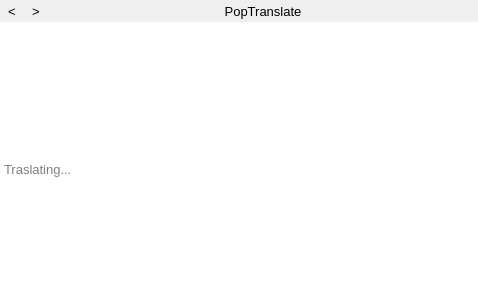
Before: the Qt Designer form src/popupdialog.ui in glaumar/PopTranslate, drawn with Qt 5.
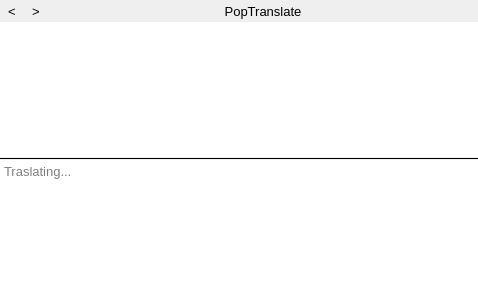
After: the same form once the commit is applied. Icons and pictures are not drawn.

Commit message: Optimize pop-up window interface

Diff of the .ui file:
```diff
--- a/src/popupdialog.ui
+++ b/src/popupdialog.ui
@@ -129,6 +129,15 @@
        <verstretch>0</verstretch>
       </sizepolicy>
      </property>
+     <property name="mouseTracking">
+      <bool>false</bool>
+     </property>
+     <property name="focusPolicy">
+      <enum>Qt::NoFocus</enum>
+     </property>
+     <property name="autoFillBackground">
+      <bool>false</bool>
+     </property>
      <property name="styleSheet">
       <string notr="true"/>
      </property>
@@ -138,6 +147,9 @@
      <property name="frameShadow">
       <enum>QFrame::Sunken</enum>
      </property>
+     <property name="lineWidth">
+      <number>0</number>
+     </property>
      <property name="sizeAdjustPolicy">
       <enum>QAbstractScrollArea::AdjustToContents</enum>
      </property>
@@ -146,6 +158,16 @@
      </property>
     </widget>
    </item>
+   <item>
+    <widget class="Line" name="horizon_line">
+     <property name="frameShadow">
+      <enum>QFrame::Plain</enum>
+     </property>
+     <property name="orientation">
+      <enum>Qt::Horizontal</enum>
+     </property>
+    </widget>
+   </item>
    <item>
     <widget class="QTextEdit" name="trans_text_edit">
      <property name="sizePolicy">
@@ -158,7 +180,7 @@
       <enum>Qt::LeftToRight</enum>
      </property>
      <property name="autoFillBackground">
-      <bool>true</bool>
+      <bool>false</bool>
      </property>
      <property name="styleSheet">
       <string notr="true"/>
@@ -170,7 +192,7 @@
       <enum>QFrame::Sunken</enum>
      </property>
      <property name="lineWidth">
-      <number>1</number>
+      <number>0</number>
      </property>
      <property name="midLineWidth">
       <number>0</number>
```
Left out of the diff: 18 changed lines with no effect on the pictures. The commit also changes 4 other files.
